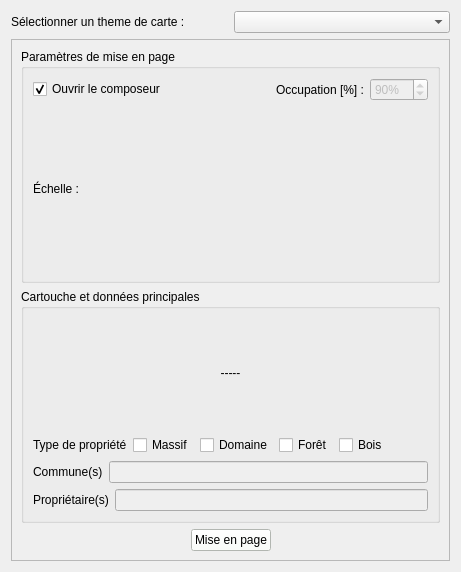
Qt form qsequoia2/scripts/LayoutDesigner/LayoutDesigner.ui (SequoiApp/Qsequoia2) before a commit.
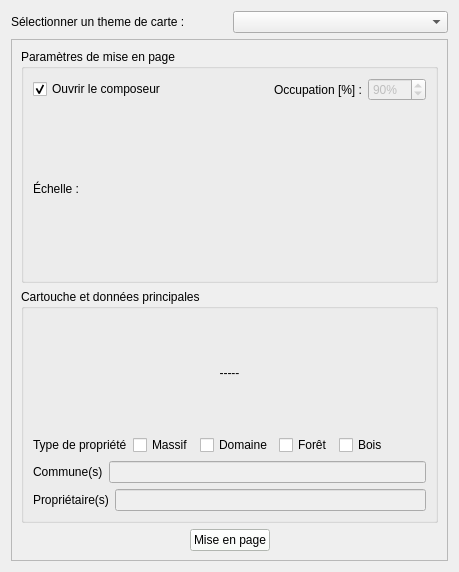
The same form after that commit. Custom widgets are drawn as their Qt base class.

```diff
--- a/qsequoia2/scripts/LayoutDesigner/LayoutDesigner.ui
+++ b/qsequoia2/scripts/LayoutDesigner/LayoutDesigner.ui
@@ -6,7 +6,7 @@
    <rect>
     <x>0</x>
     <y>0</y>
-    <width>461</width>
+    <width>459</width>
     <height>572</height>
    </rect>
   </property>
@@ -41,7 +41,7 @@
           <x>0</x>
           <y>0</y>
           <width>435</width>
-          <height>515</height>
+          <height>494</height>
          </rect>
         </property>
         <layout class="QVBoxLayout" name="scrollMainLayout">
```
